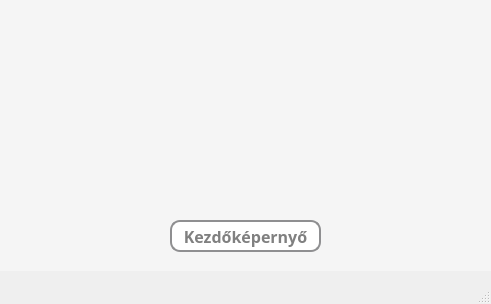
Qt form src/main/resources/ui/dark/resultsScreen.ui (pkristof1999/Szakdolgozat) before a commit.
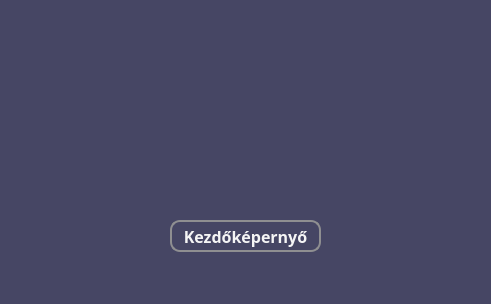
The same form after that commit.

The edit to the form file:
```diff
--- a/src/main/resources/ui/dark/resultsScreen.ui
+++ b/src/main/resources/ui/dark/resultsScreen.ui
@@ -15,6 +15,7 @@
   </property>
   <property name="styleSheet">
    <string notr="true">* {
+	background-color: rgb(70, 70, 100);
 	font-size: 16pt;
 	color: grey;
 }</string>
@@ -31,7 +32,7 @@
     </property>
     <property name="styleSheet">
      <string notr="true">* {
-	background-color: whitesmoke;
+	background-color: rgb(70, 70, 100);
     font-size: 16px;
     font-weight: bold;
 }</string>
@@ -54,10 +55,10 @@
      </property>
      <property name="styleSheet">
       <string notr="true">* {
-	background-color: white;
+	background-color: rgb(70, 70, 100);
 	border: 2px solid #8f8f91;
 	border-radius: 10px;
-	color: grey;
+	color: whitesmoke;
 }
 
 *:hover {
@@ -94,7 +95,7 @@
      <property name="styleSheet">
       <string notr="true">* {
 	font-size: 12pt;
-	color: grey;
+	color: whitesmoke;
 }</string>
      </property>
      <property name="frameShape">
```
